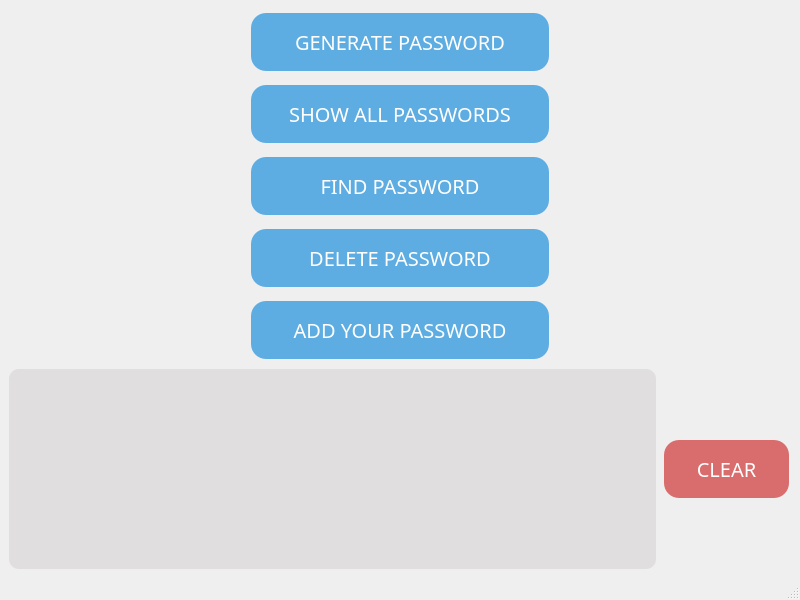
minnesangg/Cerberus, file mainwindow.ui: the form before one commit.
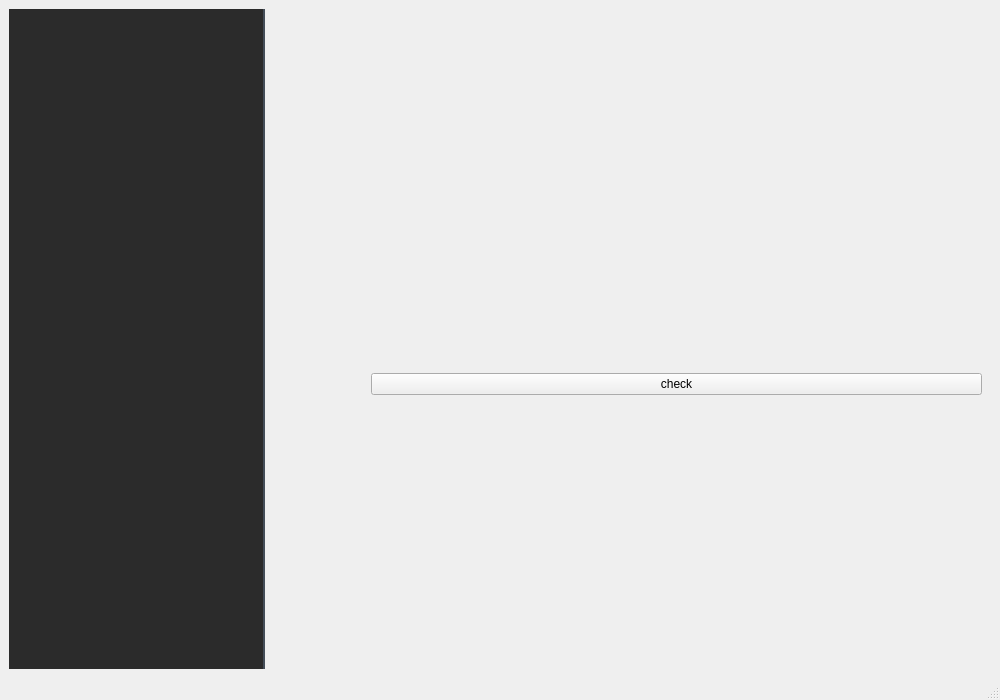
The form after the commit. The open tabs and pages were chosen to show the change.

The edit to the form file:
```diff
--- a/mainwindow.ui
+++ b/mainwindow.ui
@@ -6,8 +6,8 @@
    <rect>
     <x>0</x>
     <y>0</y>
-    <width>800</width>
-    <height>600</height>
+    <width>1000</width>
+    <height>700</height>
    </rect>
   </property>
   <property name="sizePolicy">
@@ -35,65 +35,44 @@
    <property name="cursor">
     <cursorShape>PointingHandCursor</cursorShape>
    </property>
-   <layout class="QGridLayout" name="gridLayout">
-    <item row="1" column="0">
-     <widget class="QTextEdit" name="passwordOutput">
-      <property name="sizePolicy">
-       <sizepolicy hsizetype="Expanding" vsizetype="Expanding">
-        <horstretch>1</horstretch>
-        <verstretch>1</verstretch>
-       </sizepolicy>
-      </property>
+   <layout class="QFormLayout" name="formLayout">
+    <item row="0" column="0">
+     <widget class="QListWidget" name="listWidget">
       <property name="styleSheet">
-       <string notr="true"> QTextEdit {
-        background-color: #e0dede; /* Светло-серый фон */
-        border-radius: 10px; /* Скругление углов */
-        padding: 10px; /* Внутренние отступы */
-        font-size: 14px; /* Размер шрифта */
-        color: #333; /* Цвет текста */
-    }
+       <string notr="true">QListWidget {
+    background-color: #2b2b2b;  /* Темный фон для списка */
+    border: none;
+    border-right: 2px solid #444d58; /* Разделительная линия справа */
+    font-size: 16px;
+}
 
+QListWidget::item {
+    background-color: #2b2b2b;  /* Темный фон для каждого элемента */
+    color: #d1d1d1;              /* Бело-серый текст */
+    border-bottom: 1px solid #444d58; /* Линия между кнопками */
+    padding: 10px;
+    font-weight: bold;
+    border-radius: 10px;
+    transition: background-color 0.3s;
+}
 
-</string>
-      </property>
-      <property name="readOnly">
-       <bool>true</bool>
-      </property>
-     </widget>
-    </item>
-    <item row="1" column="1">
-     <widget class="QPushButton" name="clearButton">
-      <property name="sizePolicy">
-       <sizepolicy hsizetype="Preferred" vsizetype="Fixed">
-        <horstretch>0</horstretch>
-        <verstretch>0</verstretch>
-       </sizepolicy>
-      </property>
-      <property name="font">
-       <font>
-        <family>Gill Sans MT</family>
-        <pointsize>-1</pointsize>
-        <underline>false</underline>
-        <strikeout>false</strikeout>
-       </font>
-      </property>
-      <property name="styleSheet">
-       <string notr="true">QPushButton {
-    background-color: #d96c6c; /* Красный фон */
-    border: none; /* Без рамки */
-    color: white; /* Белый текст */
-    padding: 15px 32px; /* Отступы */
-    text-align: center; /* Выравнивание текста по центру */
-    text-decoration: none; /* Без подчеркивания текста */
-    display: inline-block; /* Для блоков */
-    font-size: 20px; /* Размер шрифта */
-    margin: 4px 2px; /* Отступы вокруг кнопки */
-    cursor: pointer; /* Курсор-указатель при наведении */
-    border-radius: 15px; /* Скругление углов */
-    transition: background-color 0.3s, box-shadow 0.3s; /* Плавный переход для фона и тени */
-    box-shadow: 3px 3px 5px rgba(0, 0, 0, 0.3); /* Добавление тени */
+QListWidget::item:selected {
+    background-color: #6fcf97;  /* Зеленый фон для выбранного элемента */
+    color: #1e1e1e;             /* Тёмный текст на зеленом фоне */
 }
 
+QPushButton {
+    background-color: #6fcf97;  /* Мягкий зеленый фон для кнопок */
+    color: #1e1e1e;             /* Тёмный текст */
+    font-size: 16px;
+    font-weight: bold;
+    border: none;
+    padding: 12px 24px;
+    border-radius: 25px;
+    box-shadow: 0 4px 8px rgba(0, 0, 0, 0.1);
+    transition: background-color 0.3s, box-shadow 0.3s;
+}
+
 QPushButton:hover {
     background-color: #c26161; /* Более темный красный при наведении */
 }
@@ -102,270 +81,79 @@
     background-color: #944b4b; /* Еще более темный красный при нажатии */
     box-shadow: 1px 1px 3px rgba(0, 0, 0, 0.2); /* Уменьшение тени при нажатии */
 }
+
+QPushButton:disabled {
+    background-color: #3e6b4c;  /* Цвет для отключенной кнопки */
+    color: #6c6c6c;              /* Серый текст для отключенной кнопки */
+}
 </string>
       </property>
-      <property name="text">
-       <string>CLEAR</string>
-      </property>
      </widget>
     </item>
-    <item row="0" column="0" colspan="2">
-     <layout class="QVBoxLayout" name="verticalLayout" stretch="0,0,0,0,0">
-      <property name="sizeConstraint">
-       <enum>QLayout::SetNoConstraint</enum>
-      </property>
-      <property name="leftMargin">
-       <number>240</number>
-      </property>
-      <property name="rightMargin">
-       <number>240</number>
-      </property>
-      <item>
-       <widget class="QPushButton" name="generateButton">
-        <property name="enabled">
-         <bool>true</bool>
+    <item row="0" column="1">
+     <widget class="QStackedWidget" name="stackedWidget">
+      <widget class="QWidget" name="generatePage">
+       <layout class="QVBoxLayout" name="verticalLayout_2">
+        <item>
+         <widget class="QPushButton" name="generatingButton">
+          <property name="text">
+           <string>Generate</string>
+          </property>
+         </widget>
+        </item>
+       </layout>
+      </widget>
+      <widget class="QWidget" name="managePage">
+       <layout class="QVBoxLayout" name="verticalLayout_5">
+        <item>
+         <widget class="QPushButton" name="pushButton_3">
+          <property name="text">
+           <string>manage</string>
+          </property>
+         </widget>
+        </item>
+       </layout>
+      </widget>
+      <widget class="QWidget" name="categoriesPage">
+       <layout class="QGridLayout" name="gridLayout">
+        <item row="0" column="0">
+         <widget class="QPushButton" name="pushButton_2">
+          <property name="text">
+           <string>categories</string>
+          </property>
+         </widget>
+        </item>
+       </layout>
+      </widget>
+      <widget class="QWidget" name="checkPage">
+       <layout class="QVBoxLayout" name="verticalLayout_4">
+        <property name="leftMargin">
+         <number>100</number>
         </property>
-        <property name="sizePolicy">
-         <sizepolicy hsizetype="Expanding" vsizetype="Expanding">
-          <horstretch>1</horstretch>
-          <verstretch>6</verstretch>
-         </sizepolicy>
+        <property name="topMargin">
+         <number>100</number>
         </property>
-        <property name="sizeIncrement">
-         <size>
-          <width>0</width>
-          <height>0</height>
-         </size>
-        </property>
-        <property name="baseSize">
-         <size>
-          <width>0</width>
-          <height>0</height>
-         </size>
-        </property>
-        <property name="font">
-         <font>
-          <family>Gill Sans MT</family>
-          <pointsize>-1</pointsize>
-          <underline>false</underline>
-          <strikeout>false</strikeout>
-         </font>
-        </property>
-        <property name="styleSheet">
-         <string notr="true">QPushButton {
-    background-color: #5DADE2; /* Зеленый фон */
-    border: none; /* Без рамки */
-    color: white; /* Белый текст */
-    padding: 15px 32px; /* Отступы */
-    text-align: center; /* Выравнивание текста по центру */
-    text-decoration: none; /* Без подчеркивания текста */
-    display: inline-block; /* Для блоков */
-    font-size: 20px; /* Размер шрифта */
-    margin: 4px 2px; /* Отступы вокруг кнопки */
-    cursor: pointer; /* Курсор-указатель при наведении */
-    border-radius: 15px; /* Скругление углов */
-    transition: background-color 0.3s, box-shadow 0.3s; /* Плавный переход для фона и тени */
-    box-shadow: 3px 3px 5px rgba(0, 0, 0, 0.3); /* Добавление тени */
-}
-
-QPushButton:hover {
-    background-color: #4d90bd; /* Более темный зеленый при наведении */
-}
-
-QPushButton:pressed {
-    background-color: #3a6e91; /* Еще более темный зеленый при нажатии */
-    box-shadow: 1px 1px 3px rgba(0, 0, 0, 0.2); /* Уменьшение тени при нажатии */
-}</string>
-        </property>
-        <property name="text">
-         <string>GENERATE PASSWORD</string>
-        </property>
-       </widget>
-      </item>
-      <item>
-       <widget class="QPushButton" name="showButton">
-        <property name="sizePolicy">
-         <sizepolicy hsizetype="Expanding" vsizetype="Expanding">
-          <horstretch>1</horstretch>
-          <verstretch>1</verstretch>
-         </sizepolicy>
-        </property>
-        <property name="font">
-         <font>
-          <family>Gill Sans MT</family>
-          <pointsize>-1</pointsize>
-          <underline>false</underline>
-          <strikeout>false</strikeout>
-         </font>
-        </property>
-        <property name="layoutDirection">
-         <enum>Qt::RightToLeft</enum>
-        </property>
-        <property name="styleSheet">
-         <string notr="true">  QPushButton {
-        background-color: #5DADE2; /* Зеленый фон */
-        border: none; /* Без рамки */
-        color: white; /* Белый текст */
-        padding: 15px 32px; /* Отступы */
-        text-align: center; /* Выравнивание текста по центру */
-        text-decoration: none; /* Без подчеркивания текста */
-        display: inline-block; /* Для блоков */
-        font-size: 20px; /* Размер шрифта */
-        margin: 4px 2px; /* Отступы вокруг кнопки */
-        cursor: pointer; /* Курсор-указатель при наведении */
-        border-radius: 15px; /* Скругление углов */
-        transition: background-color 0.3s; /* Плавный переход цвета фона */
-    }
-    QPushButton:hover {
-        background-color: #4d90bd; /* Более темный зеленый при наведении */
-    }
-    QPushButton:pressed {
-        background-color: #3a6e91; /* Еще более темный зеленый при нажатии */
-    }
-
-</string>
-        </property>
-        <property name="text">
-         <string>SHOW ALL PASSWORDS</string>
-        </property>
-       </widget>
-      </item>
-      <item>
-       <widget class="QPushButton" name="findButton">
-        <property name="sizePolicy">
-         <sizepolicy hsizetype="Expanding" vsizetype="Expanding">
-          <horstretch>1</horstretch>
-          <verstretch>1</verstretch>
-         </sizepolicy>
-        </property>
-        <property name="font">
-         <font>
-          <family>Gill Sans MT</family>
-          <pointsize>-1</pointsize>
-          <underline>false</underline>
-          <strikeout>false</strikeout>
-         </font>
-        </property>
-        <property name="styleSheet">
-         <string notr="true">  QPushButton {
-        background-color: #5DADE2; /* Зеленый фон */
-        border: none; /* Без рамки */
-        color: white; /* Белый текст */
-        padding: 15px 32px; /* Отступы */
-        text-align: center; /* Выравнивание текста по центру */
-        text-decoration: none; /* Без подчеркивания текста */
-        display: inline-block; /* Для блоков */
-        font-size: 20px; /* Размер шрифта */
-        margin: 4px 2px; /* Отступы вокруг кнопки */
-        cursor: pointer; /* Курсор-указатель при наведении */
-        border-radius: 15px; /* Скругление углов */
-        transition: background-color 0.3s; /* Плавный переход цвета фона */
-    }
-    QPushButton:hover {
-        background-color: #4d90bd; /* Более темный зеленый при наведении */
-    }
-    QPushButton:pressed {
-        background-color: #3a6e91; /* Еще более темный зеленый при нажатии */
-    }
-
-</string>
-        </property>
-        <property name="text">
-         <string>FIND PASSWORD</string>
-        </property>
-       </widget>
-      </item>
-      <item>
-       <widget class="QPushButton" name="deleteButton">
-        <property name="sizePolicy">
-         <sizepolicy hsizetype="Expanding" vsizetype="Expanding">
-          <horstretch>1</horstretch>
-          <verstretch>1</verstretch>
-         </sizepolicy>
-        </property>
-        <property name="font">
-         <font>
-          <family>Gill Sans MT</family>
-          <pointsize>-1</pointsize>
-          <underline>false</underline>
-          <strikeout>false</strikeout>
-         </font>
-        </property>
-        <property name="styleSheet">
-         <string notr="true">  QPushButton {
-        background-color: #5DADE2; /* Зеленый фон */
-        border: none; /* Без рамки */
-        color: white; /* Белый текст */
-        padding: 15px 32px; /* Отступы */
-        text-align: center; /* Выравнивание текста по центру */
-        text-decoration: none; /* Без подчеркивания текста */
-        display: inline-block; /* Для блоков */
-        font-size: 20px; /* Размер шрифта */
-        margin: 4px 2px; /* Отступы вокруг кнопки */
-        cursor: pointer; /* Курсор-указатель при наведении */
-        border-radius: 15px; /* Скругление углов */
-        transition: background-color 0.3s; /* Плавный переход цвета фона */
-    }
-    QPushButton:hover {
-        background-color: #4d90bd; /* Более темный зеленый при наведении */
-    }
-    QPushButton:pressed {
-        background-color: #3a6e91; /* Еще более темный зеленый при нажатии */
-    }
-
-</string>
-        </property>
-        <property name="text">
-         <string>DELETE PASSWORD</string>
-        </property>
-       </widget>
-      </item>
-      <item>
-       <widget class="QPushButton" name="addButton">
-        <property name="sizePolicy">
-         <sizepolicy hsizetype="Expanding" vsizetype="Expanding">
-          <horstretch>1</horstretch>
-          <verstretch>1</verstretch>
-         </sizepolicy>
-        </property>
-        <property name="font">
-         <font>
-          <family>Gill Sans MT</family>
-          <pointsize>-1</pointsize>
-          <underline>false</underline>
-          <strikeout>false</strikeout>
-         </font>
-        </property>
-        <property name="styleSheet">
-         <string notr="true">  QPushButton {
-        background-color: #5DADE2; /* Зеленый фон */
-        border: none; /* Без рамки */
-        color: white; /* Белый текст */
-        padding: 15px 32px; /* Отступы */
-        text-align: center; /* Выравнивание текста по центру */
-        text-decoration: none; /* Без подчеркивания текста */
-        display: inline-block; /* Для блоков */
-        font-size: 20px; /* Размер шрифта */
-        margin: 4px 2px; /* Отступы вокруг кнопки */
-        cursor: pointer; /* Курсор-указатель при наведении */
-        border-radius: 15px; /* Скругление углов */
-        transition: background-color 0.3s; /* Плавный переход цвета фона */
-    }
-    QPushButton:hover {
-        background-color: #4d90bd; /* Более темный зеленый при наведении */
-    }
-    QPushButton:pressed {
-        background-color: #3a6e91; /* Еще более темный зеленый при нажатии */
-    }
-
-</string>
-        </property>
-        <property name="text">
-         <string>ADD YOUR PASSWORD</string>
-        </property>
-       </widget>
-      </item>
-     </layout>
+        <item>
+         <widget class="QPushButton" name="pushButton">
+          <property name="text">
+           <string>check</string>
+          </property>
+         </widget>
+        </item>
+       </layout>
+      </widget>
+      <widget class="QWidget" name="settingsPage">
+       <layout class="QFormLayout" name="formLayout_2">
+        <item row="0" column="0">
+         <widget class="QPushButton" name="pushButton_4">
+          <property name="text">
+           <string>settings</string>
+          </property>
+         </widget>
+        </item>
+       </layout>
+      </widget>
+     </widget>
     </item>
    </layout>
   </widget>
```
Left out of the diff: 9 changed lines with no effect on the pictures.
